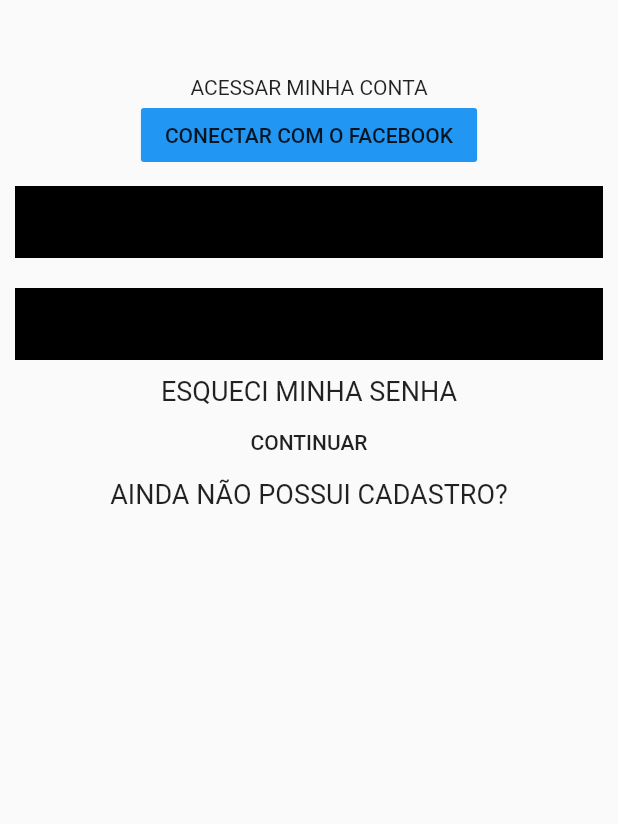
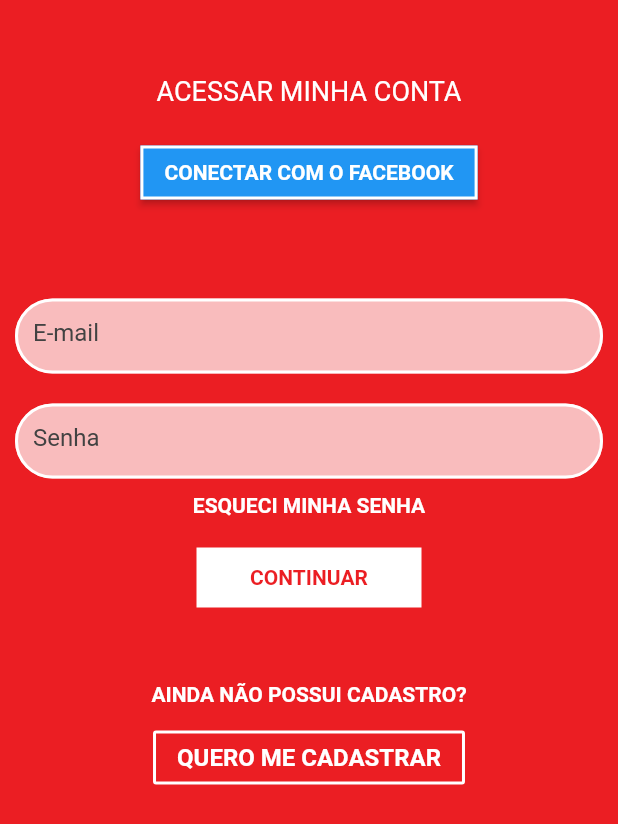
Before and after one commit to Diegolaquino/Fakehabibs, a Flutter app: the screen it shows after launch, after a tap on "delivery", on a phone screen of 412 x 824 dp. Shown: the top 824 px of the screen. Run offline on Flutter 3.47's test engine with Material 2 defaults, Android fonts, the phone set to English and light mode, and no system bars.

Commit message:
Correção da class componente opção do menu para aceitar o fontSize no construtor. Criação da tela de login e inclusão dos inputs e de todos os botões da mesma. Pequenas atualizações de layout na página principal.

```diff
--- a/lib/Login.dart
+++ b/lib/Login.dart
@@ -1,53 +1,140 @@
 import 'package:flutter/cupertino.dart';
 import 'package:flutter/material.dart';
+import 'package:habibs/helpers/Utils.dart';
 
 class Login extends StatelessWidget {
   @override
   Widget build(BuildContext context) {
     return Scaffold(
       body: Container(
-        margin: EdgeInsets.only(top: 50),
+          color: Color(Utils.VermelhoPrincipal),
+          padding: EdgeInsets.only(top: 50),
           child: Column(
             children: <Widget>[
-          Text("ACESSAR MINHA CONTA"),
-          FlatButton(
-            onPressed: (){},
-            child: Text("CONECTAR COM O FACEBOOK"),
+              Text(
+                "ACESSAR MINHA CONTA",
+                style: TextStyle(
+                  color: Colors.white,
+                  fontSize: 18,
+                ),
+              ),
+              SizedBox(
+                height: 20,
+              ),
+              RaisedButton(
+                onPressed: () {},
+                child: Text(
+                  "CONECTAR COM O FACEBOOK",
+                  style: TextStyle(
+                      fontWeight: FontWeight.bold,
+                      fontSize: 14,
+                      color: Colors.white),
+                ),
+                //shape: Rectangl(),
                 color: Colors.blue,
-
+                shape: RoundedRectangleBorder(
+                  side: BorderSide(color: Colors.white, width: 2),
                 ),
-          Container(child: TextFormField(
+              ),
+              SizedBox(
+                height: 50,
+              ),
+              Container(
+                child: TextField(
                   keyboardType: TextInputType.emailAddress,
+                  decoration: new InputDecoration(
+                    filled: true,
+                    hintStyle: new TextStyle(color: Colors.grey[800]),
+                    hintText: "E-mail",
+                    fillColor: Colors.white70,
+                    enabledBorder: OutlineInputBorder(
+                      borderRadius: BorderRadius.circular(40),
+                      borderSide: BorderSide(color: Colors.white, width: 2.0),
                     ),
-            color: Colors.black,
+                    focusedBorder: OutlineInputBorder(
+                      borderRadius: BorderRadius.circular(40),
+                      borderSide: BorderSide(color: Colors.white, width: 2.0),
+                    ),
+                  ),
+                ),
                 margin: EdgeInsets.all(10),
+                height: 50,
               ),
-          Container(child: TextFormField(
+              Container(
+                child: TextField(
                   keyboardType: TextInputType.text,
+                  decoration: new InputDecoration(
+                    filled: true,
+                    hintStyle: new TextStyle(color: Colors.grey[800]),
+                    hintText: "Senha",
+                    fillColor: Colors.white70,
+                    enabledBorder: OutlineInputBorder(
+                      borderRadius: BorderRadius.circular(40),
+                      borderSide: BorderSide(color: Colors.white, width: 2.0),
                     ),
-            color: Colors.black,
+                    focusedBorder: OutlineInputBorder(
+                      borderRadius: BorderRadius.circular(40),
+                      borderSide: BorderSide(color: Colors.white, width: 2.0),
+                    ),
+                  ),
+                ),
                 margin: EdgeInsets.all(10),
+                height: 50,
               ),
               Text(
                 "ESQUECI MINHA SENHA",
                 textAlign: TextAlign.center,
                 style: TextStyle(
-              fontSize: 18,
+                  fontSize: 14,
+                  color: Colors.white,
+                  fontWeight: FontWeight.bold,
                 ),
               ),
-          FlatButton(onPressed: (){}, child: Text("CONTINUAR")),
+              Container(
+                margin: EdgeInsets.only(top: 20, bottom: 50),
+                height: 40,
+                width: 150,
+                color: Colors.white,
+                child: FlatButton(
+                    onPressed: () {},
+                    child: Text(
+                      "CONTINUAR",
+                      style: TextStyle(
+                        color: Color(Utils.VermelhoPrincipal),
+                        fontSize: 14,
+                        fontWeight: FontWeight.bold,
+                      ),
+                    )),
+              ),
               Text(
                 "AINDA NÃO POSSUI CADASTRO?",
                 textAlign: TextAlign.center,
                 style: TextStyle(
-              fontSize: 18,
+                  fontSize: 14,
+                  color: Colors.white,
+                  fontWeight: FontWeight.bold,
                 ),
               ),
-
+              SizedBox(
+                height: 10,
+              ),
+              OutlineButton(
+                onPressed: () {},
+                color: Colors.white,
+                child: Text("QUERO ME CADASTRAR",
+                    style: TextStyle(
+                      fontSize: 16,
+                      color: Colors.white,
+                      fontWeight: FontWeight.bold,
+                    ),
+                ),
+              borderSide: BorderSide(
+                color: Colors.white,
+                width: 2.0,
+              ),
+              )
             ],
-      )
-
-    ),
+          )),
     );
   }
 }
--- a/lib/MyPage.dart
+++ b/lib/MyPage.dart
@@ -57,9 +57,9 @@
               MainMenuOption(text: "CARDÁPIO"),
               MainMenuOption(text: "CUPONS"),
               MainMenuOption(text: "ENCONTRE SEU HABIBS"),
-              MainMenuOption(text: "REGRAS DO DELIVERY"),
-              MainMenuOption(text: "TERMOS DE USO E POLITICA DE PRIVACIDADE"),
-              MainMenuOption(text: "VERSÃO: 0.0.01"),
+              MainMenuOption(text: "REGRAS DO DELIVERY", fontSize: 10),
+              MainMenuOption(text: "TERMOS DE USO E POLITICA DE PRIVACIDADE", fontSize: 10),
+              MainMenuOption(text: "VERSÃO: 0.0.01", fontSize: 10),
             ],
           ),
         ),
--- a/lib/componentes/MainMenuOption.dart
+++ b/lib/componentes/MainMenuOption.dart
@@ -3,9 +3,11 @@
 class MainMenuOption extends StatelessWidget {
 
   var text = "";
+  double fontSize;
 
   MainMenuOption({
     @required this.text,
+    this.fontSize = 15,
   });
 
   @override
@@ -17,7 +19,7 @@
                   style: TextStyle(
                     fontWeight: FontWeight.w700,
                     color: Colors.white,
-                    fontSize: 15,
+                    fontSize: fontSize,
                   ),
                 ),
     );
```
Lines whose indentation alone changed are shown as unchanged.
